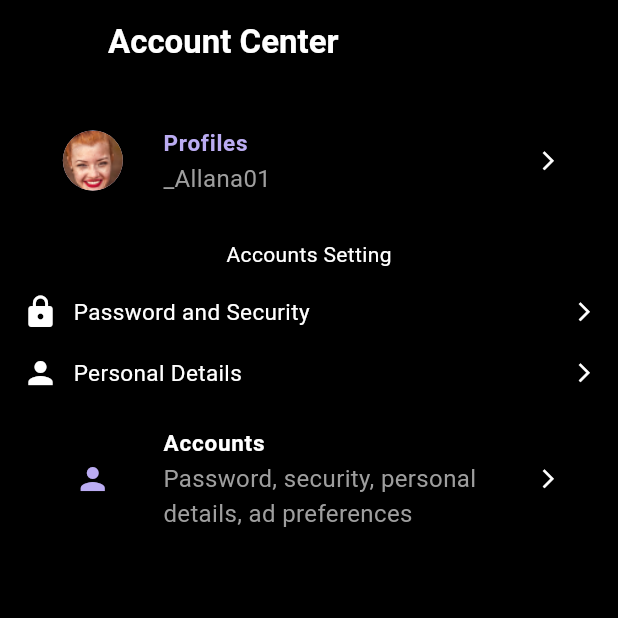
After one commit to Sparsh2509/Hola_App, a Flutter app: the screen it shows after launch, after a tap on "Accounts Center", on a phone screen of 412 x 824 dp, the top half of it. The commit adds this screen. Run offline on Flutter 3.47's test engine with Material 3 defaults, Android fonts, the phone set to English and light mode, and no system bars.

Commit message:
Accounts center page ui created

```diff
--- a/lib/pages/signin.dart
+++ b/lib/pages/login_section/emailverfiy.dart
@@ -1,57 +1,54 @@
-// ignore_for_file: prefer_const_constructors, prefer_const_literals_to_create_immutables, avoid_print, unused_local_variable, prefer_interpolation_to_compose_strings, use_build_context_synchronously
+// ignore_for_file: prefer_const_constructors, unused_local_variable, avoid_print, prefer_const_literals_to_create_immutables
 
 import 'package:flutter/material.dart';
 import 'package:hola_app/constants/colors.dart';
 import 'package:hola_app/constants/size.dart';
-import 'package:hola_app/models/signin_model.dart';
-import 'package:hola_app/pages/landing.dart';
-import 'package:hola_app/pages/password.dart';
+import 'package:hola_app/models/email_model.dart';
+import 'package:hola_app/pages/login_section/signin.dart';
 import 'package:http/http.dart';
 
-class SignIn extends StatefulWidget {
-  const SignIn({super.key});
+class Email extends StatefulWidget {
+  const Email({super.key});
 
   @override
-  State<SignIn> createState() => _SignInState();
+  State<Email> createState() => _EmailState();
 }
 
-class _SignInState extends State<SignIn> {
+class _EmailState extends State<Email> {
   final _form = GlobalKey<FormState>();
   final TextEditingController _emailController = TextEditingController();
-  final TextEditingController _passwordController = TextEditingController();
+  final TextEditingController _otpController = TextEditingController();
 
-  Future<void> createSign(String password, String email) async {
+
+
+  Future<void> createSign(String otp, String email) async {
     final validateStatus = _form.currentState?.validate();
     if (validateStatus!) {
       print("here2");
-      final SignInModel signIn = SignInModel(
+      final EmailModel signIn = EmailModel(
           email: _emailController.text.trim(),
-          password: _passwordController.text.trim());
+          otp: _otpController.text.trim());
 
       try {
         Response response = await post(
-            Uri.parse('https://snapverse-6nqx.onrender.com/api/auth/login'),
+            Uri.parse('https://snapverse-6nqx.onrender.com/api/auth/verify-email'),
             body: {
-              'email': email,
-              'password': password,
+              'otp': otp
             });
+        print(response.statusCode);
 
-        print("login = " + response.statusCode.toString());
-        print("login = " + response.body.toString());
-
-        if (response.statusCode == 200) {
-          Navigator.pushReplacement(context,
-              MaterialPageRoute(builder: (BuildContext context) => Landing()));
-
+        if (response.statusCode == 201) {
           print(response.body.toString());
 
-          print('Login successfully');
+          print('Email verifed successfully');
         } else {
           print('failed');
         }
       } catch (e) {
         print(e.toString());
       }
+
+
     } else {
       print("here");
     }
@@ -67,7 +64,7 @@ class _SignInState extends State<SignIn> {
   InputDecoration _getTextFormFieldInputDecorationWithIcon(
       Icon icon, String hintText, TextStyle hintStyle) {
     return InputDecoration(
-        prefixIcon: icon,
+        prefix: icon,
         hintText: hintText,
         hintStyle: hintStyle,
         enabledBorder: _getOutlineInputBorder(whiteColor),
@@ -99,14 +96,14 @@ class _SignInState extends State<SignIn> {
                     Image.asset("assets/sign_in_image.png"),
                     SizedBox(height: screenHeight * 0.02),
                     Text(
-                      "Sign In",
+                      "Verify Email",
                       style: TextStyle(
                           color: whiteColor,
                           fontSize: 28,
                           fontWeight: FontWeight.bold),
                     ),
                     Text(
-                      "Enter valid user name & password to continue",
+                      "Enter valid Email to verify",
                       style: TextStyle(
                         color: greyColor,
                         fontSize: 14,
@@ -130,40 +127,30 @@ class _SignInState extends State<SignIn> {
                     SizedBox(height: screenHeight * 0.02),
                     TextFormField(
                       style: TextStyle(color: iconColor),
-                      controller: _passwordController,
+                      controller: _otpController,
                       validator: (text) {
                         if (text == null || text.isEmpty) {
-                          return "Enter a password ";
+                          return "Enter Otp";
                         }
                         return null;
                       },
                       decoration: _getTextFormFieldInputDecorationWithIcon(
                           Icon(Icons.lock, color: iconColor),
-                          "Enter Password",
+                          "Enter OTP",
                           TextStyle(fontSize: 15, color: whiteColor)),
                     ),
-                    Row(
-                      mainAxisAlignment: MainAxisAlignment.end,
-                      children: [
-                        TextButton(
-                          onPressed: () {
-                            // Navigate to Sign In page
-                            Navigator.push(
-                              context,
-                              MaterialPageRoute(
-                                  builder: (context) => Password()),
-                            );
-                          },
-                          child: Text("Forgot password?",
-                              style: TextStyle(color: iconColor)),
-                        ),
-                      ],
-                    ),
+
+
                     SizedBox(height: screenHeight * 0.08),
                     GestureDetector(
                       onTap: () {
-                        createSign(_passwordController.text.toString(),
+                        createSign(_otpController.text.toString(),
                             _emailController.text.toString());
+                        Navigator.push(
+                                context,
+                                MaterialPageRoute(
+                                    builder: (context) => SignIn()),
+                              );
                       },
                       child: Container(
                         alignment: Alignment.center,
@@ -172,7 +159,7 @@ class _SignInState extends State<SignIn> {
                         decoration: BoxDecoration(
                             color: buttonColor,
                             borderRadius: BorderRadius.circular(12)),
-                        child: const Text("Login",
+                        child: const Text("Get OTP",
                             style: TextStyle(fontSize: 20, color: whiteColor)),
                       ),
                     ),
--- a/lib/pages/emailverfiy.dart
+++ b/lib/pages/login_section/signin.dart
@@ -1,54 +1,57 @@
-// ignore_for_file: prefer_const_constructors, unused_local_variable, avoid_print, prefer_const_literals_to_create_immutables
+// ignore_for_file: prefer_const_constructors, prefer_const_literals_to_create_immutables, avoid_print, unused_local_variable, prefer_interpolation_to_compose_strings, use_build_context_synchronously
 
 import 'package:flutter/material.dart';
 import 'package:hola_app/constants/colors.dart';
 import 'package:hola_app/constants/size.dart';
-import 'package:hola_app/models/email_model.dart';
-import 'package:hola_app/pages/signin.dart';
+import 'package:hola_app/models/signin_model.dart';
+import 'package:hola_app/pages/landing.dart';
+import 'package:hola_app/pages/login_section/password.dart';
 import 'package:http/http.dart';
 
-class Email extends StatefulWidget {
-  const Email({super.key});
+class SignIn extends StatefulWidget {
+  const SignIn({super.key});
 
   @override
-  State<Email> createState() => _EmailState();
+  State<SignIn> createState() => _SignInState();
 }
 
-class _EmailState extends State<Email> {
+class _SignInState extends State<SignIn> {
   final _form = GlobalKey<FormState>();
   final TextEditingController _emailController = TextEditingController();
-  final TextEditingController _otpController = TextEditingController();
+  final TextEditingController _passwordController = TextEditingController();
 
-
-
-  Future<void> createSign(String otp, String email) async {
+  Future<void> createSign(String password, String email) async {
     final validateStatus = _form.currentState?.validate();
     if (validateStatus!) {
       print("here2");
-      final EmailModel signIn = EmailModel(
+      final SignInModel signIn = SignInModel(
           email: _emailController.text.trim(),
-          otp: _otpController.text.trim());
+          password: _passwordController.text.trim());
 
       try {
         Response response = await post(
-            Uri.parse('https://snapverse-6nqx.onrender.com/api/auth/verify-email'),
+            Uri.parse('https://snapverse-6nqx.onrender.com/api/auth/login'),
             body: {
-              'otp': otp
+              'email': email,
+              'password': password,
             });
-        print(response.statusCode);
 
-        if (response.statusCode == 201) {
+        print("login = " + response.statusCode.toString());
+        print("login = " + response.body.toString());
+
+        if (response.statusCode == 200) {
+          Navigator.pushReplacement(context,
+              MaterialPageRoute(builder: (BuildContext context) => Landing()));
+
           print(response.body.toString());
 
-          print('Email verifed successfully');
+          print('Login successfully');
         } else {
           print('failed');
         }
       } catch (e) {
         print(e.toString());
       }
-
-
     } else {
       print("here");
     }
@@ -64,7 +67,7 @@ class _EmailState extends State<Email> {
   InputDecoration _getTextFormFieldInputDecorationWithIcon(
       Icon icon, String hintText, TextStyle hintStyle) {
     return InputDecoration(
-        prefix: icon,
+        prefixIcon: icon,
         hintText: hintText,
         hintStyle: hintStyle,
         enabledBorder: _getOutlineInputBorder(whiteColor),
@@ -96,14 +99,14 @@ class _EmailState extends State<Email> {
                     Image.asset("assets/sign_in_image.png"),
                     SizedBox(height: screenHeight * 0.02),
                     Text(
-                      "Verify Email",
+                      "Sign In",
                       style: TextStyle(
                           color: whiteColor,
                           fontSize: 28,
                           fontWeight: FontWeight.bold),
                     ),
                     Text(
-                      "Enter valid Email to verify",
+                      "Enter valid user name & password to continue",
                       style: TextStyle(
                         color: greyColor,
                         fontSize: 14,
@@ -127,30 +130,40 @@ class _EmailState extends State<Email> {
                     SizedBox(height: screenHeight * 0.02),
                     TextFormField(
                       style: TextStyle(color: iconColor),
-                      controller: _otpController,
+                      controller: _passwordController,
                       validator: (text) {
                         if (text == null || text.isEmpty) {
-                          return "Enter Otp";
+                          return "Enter a password ";
                         }
                         return null;
                       },
                       decoration: _getTextFormFieldInputDecorationWithIcon(
                           Icon(Icons.lock, color: iconColor),
-                          "Enter OTP",
+                          "Enter Password",
                           TextStyle(fontSize: 15, color: whiteColor)),
                     ),
-
-
+                    Row(
+                      mainAxisAlignment: MainAxisAlignment.end,
+                      children: [
+                        TextButton(
+                          onPressed: () {
+                            // Navigate to Sign In page
+                            Navigator.push(
+                              context,
+                              MaterialPageRoute(
+                                  builder: (context) => Password()),
+                            );
+                          },
+                          child: Text("Forgot password?",
+                              style: TextStyle(color: iconColor)),
+                        ),
+                      ],
+                    ),
                     SizedBox(height: screenHeight * 0.08),
                     GestureDetector(
                       onTap: () {
-                        createSign(_otpController.text.toString(),
+                        createSign(_passwordController.text.toString(),
                             _emailController.text.toString());
-                        Navigator.push(
-                                context,
-                                MaterialPageRoute(
-                                    builder: (context) => SignIn()),
-                              );
                       },
                       child: Container(
                         alignment: Alignment.center,
@@ -159,7 +172,7 @@ class _EmailState extends State<Email> {
                         decoration: BoxDecoration(
                             color: buttonColor,
                             borderRadius: BorderRadius.circular(12)),
-                        child: const Text("Get OTP",
+                        child: const Text("Login",
                             style: TextStyle(fontSize: 20, color: whiteColor)),
                       ),
                     ),
--- a/lib/pages/signup.dart
+++ b/lib/pages/login_section/signup.dart
@@ -6,7 +6,7 @@ import 'package:hola_app/constants/colors.dart';
 import 'package:hola_app/constants/size.dart';
 import 'package:hola_app/models/signup_model.dart';
 import 'package:hola_app/pages/landing.dart';
-import 'package:hola_app/pages/signin.dart';
+import 'package:hola_app/pages/login_section/signin.dart';
 import 'package:http/http.dart';
 
 class Signup extends StatefulWidget {
--- /dev/null
+++ b/lib/pages/settings_section/account_center.dart
@@ -0,0 +1,166 @@
+// ignore_for_file: prefer_const_constructors
+
+import 'package:flutter/material.dart';
+import 'package:hola_app/constants/colors.dart';
+import 'package:hola_app/constants/size.dart';
+
+class AccountCenter extends StatelessWidget {
+  const AccountCenter({super.key});
+
+  @override
+  Widget build(BuildContext context) {
+    return SafeArea(
+        child: Scaffold(
+      appBar: AppBar(
+        backgroundColor: blackColor,
+        leading: Container(),
+        title: Text(
+          "Account Center",
+          textAlign: TextAlign.start,
+          style: TextStyle(
+            fontWeight: FontWeight.bold,
+            color: whiteColor,
+          ),
+        ),
+      ),
+      body: Padding(
+        padding: const EdgeInsets.all(15.0),
+        child: Column(
+          children: [
+            ListTile(
+              leading: Container(
+                  padding: const EdgeInsets.all(8),
+                  height: screenWidth * 0.15,
+                  width: screenWidth * 0.15,
+                  decoration: BoxDecoration(
+                    borderRadius: BorderRadius.circular(10),
+                  ),
+                  child: CircleAvatar(
+                    backgroundImage: AssetImage("assets/person_image.png"),
+                  )),
+              title: Text(
+                "Profiles",
+                style: const TextStyle(
+                    fontSize: 15,
+                    fontWeight: FontWeight.bold,
+                    color: iconColor),
+              ),
+              subtitle: Text(
+                "_Allana01",
+                style: const TextStyle(fontSize: 16, color: greyColor),
+              ),
+              trailing: const Icon(
+                Icons.arrow_forward_ios_outlined,
+                color: whiteColor,
+                size: 15,
+              ),
+            ),
+            SizedBox(
+              height: screenHeight * 0.02,
+            ),
+            Container(
+              decoration:
+                  BoxDecoration(borderRadius: BorderRadius.circular(50)),
+              // color: whiteColor,
+
+              child: Column(
+                children: [
+                  Text(
+                    "Accounts Setting",
+                    style: TextStyle(color: whiteColor),
+                  ),
+                  SizedBox(
+                    height: screenHeight * 0.02,
+                  ),
+                  Row(
+                    children: const [
+                      Icon(Icons.lock, color: whiteColor),
+                      SizedBox(width: 10),
+                      Expanded(
+                        child: Text(
+                          "Password and Security",
+                          style: TextStyle(color: whiteColor, fontSize: 15),
+                        ),
+                      ),
+                      Align(
+                          alignment: Alignment.topRight,
+                          child: Icon(
+                            Icons.arrow_forward_ios_outlined,
+                            color: whiteColor,
+                            size: 15,
+                          )),
+                    ],
+                  ),
+                  SizedBox(
+                    height: screenHeight * 0.02,
+                  ),
+                  Row(
+                    children: const [
+                      Icon(Icons.person, color: whiteColor),
+                      SizedBox(width: 10),
+                      Expanded(
+                        child: Text(
+                          "Personal Details",
+                          style: TextStyle(color: whiteColor, fontSize: 15),
+                        ),
+                      ),
+                      Align(
+                          alignment: Alignment.topRight,
+                          child: Icon(
+                            Icons.arrow_forward_ios_outlined,
+                            color: whiteColor,
+                            size: 15,
+                          )),
+                    ],
+                  ),
+                ],
+              ),
+            ),
+            Container(
+              decoration:
+                  BoxDecoration(borderRadius: BorderRadius.circular(50)),
+              // color: whiteColor,
+
+              child: Column(
+                children: [
+                  SizedBox(
+                    height: screenHeight * 0.02,
+                  ),
+                  ListTile(
+                    leading: Container(
+                      padding: const EdgeInsets.all(8),
+                      height: screenWidth * 0.15,
+                      width: screenWidth * 0.15,
+                      decoration: BoxDecoration(
+                        borderRadius: BorderRadius.circular(10),
+                      ),
+                      child: Icon(Icons.person, color: iconColor),
+                    ),
+                    title: Text(
+                      "Accounts ",
+                      style: const TextStyle(
+                          fontSize: 15,
+                          fontWeight: FontWeight.bold,
+                          color: whiteColor),
+                    ),
+                    subtitle: Expanded(
+                      child: Text(
+                        "Password, security, personal details, ad preferences",
+                        style: const TextStyle(fontSize: 16, color: greyColor),
+                      ),
+                    ),
+                    trailing: const Icon(
+                      Icons.arrow_forward_ios_outlined,
+                      color: whiteColor,
+                      size: 15,
+                    ),
+                  ),
+                ],
+              ),
+            ),
+          ],
+        ),
+      ),
+    ));
+  }
+}
--- a/lib/pages/settings_page.dart
+++ b/lib/pages/settings_section/settings_page.dart
@@ -3,6 +3,7 @@
 import 'package:flutter/material.dart';
 import 'package:hola_app/constants/colors.dart';
 import 'package:hola_app/constants/size.dart';
+import 'package:hola_app/pages/settings_section/account_center.dart';
 
 class Settings extends StatefulWidget {
   const Settings({super.key});
@@ -84,7 +85,11 @@ class _SettingsState extends State<Settings> {
                 )),
             SizedBox(height: screenHeight * 0.02),
             GestureDetector(
-              // onTap: ,
+              onTap:(){
+                Navigator.push(
+                          context,
+                          MaterialPageRoute(builder: (context) => AccountCenter()));
+              } ,
               child: ListTile(
                 leading: Container(
                   padding: const EdgeInsets.all(8),
--- a/lib/pages/splash.dart
+++ b/lib/pages/splash.dart
@@ -1,7 +1,7 @@
 // ignore_for_file: use_build_context_synchronously
 
 import 'package:flutter/material.dart';
-import 'package:hola_app/pages/settings_page.dart';
+import 'package:hola_app/pages/settings_section/settings_page.dart';
 
 class Splash extends StatefulWidget {
   const Splash({super.key});
```
Also changed, not shown: lib/pages/login_section/password.dart (renamed from lib/pages/password.dart).
